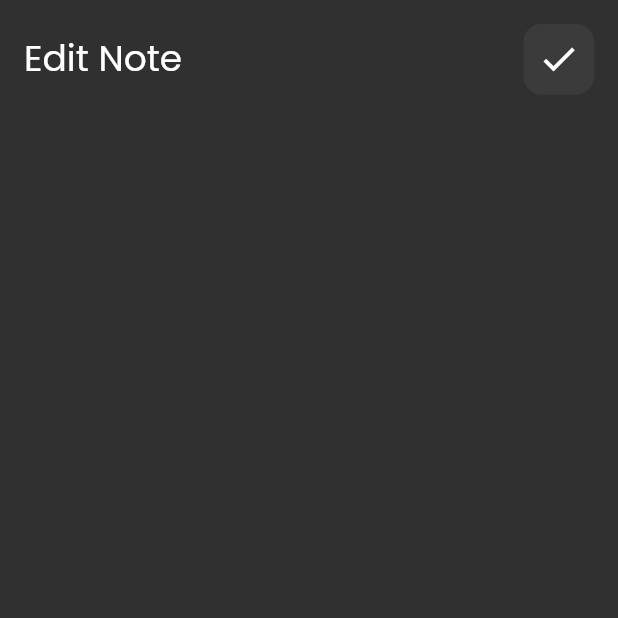
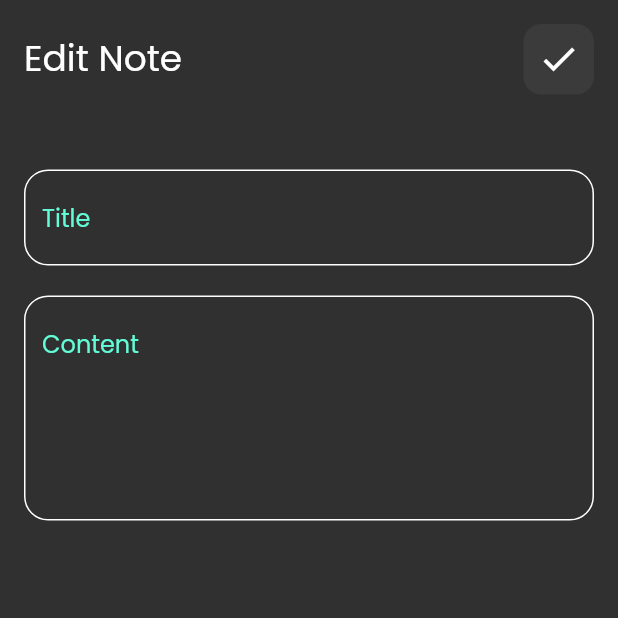
Before and after one commit to dev-KarimAhmed/notes_app, a Flutter app: the EditNoteView screen opened directly, on a phone screen of 412 x 824 dp, the top half of it. Run offline on Flutter 3.47's test engine with Material 2 defaults, Android fonts, the phone set to English and light mode, and no system bars.

Commit message:
EditNoteView Ui done

```diff
--- a/lib/widgets/edit_note_view_body.dart
+++ b/lib/widgets/edit_note_view_body.dart
@@ -1,6 +1,7 @@
 
 import 'package:flutter/material.dart';
 import 'package:notes_app/widgets/custom_app_bar.dart';
+import 'package:notes_app/widgets/custom_text_field.dart';
 
 class EditNoteViewBody extends StatelessWidget {
   const EditNoteViewBody({Key? key}) : super(key: key);
@@ -12,7 +13,11 @@ class EditNoteViewBody extends StatelessWidget {
           padding: const EdgeInsets.all(16.0),
           child: Column(
             children: [
-              CustomAppBar(text: 'Edit Note', icon: Icons.check)
+              CustomAppBar(text: 'Edit Note', icon: Icons.check),
+              SizedBox(height: 50,),
+              CustomTextField(hintText: 'Title'),
+              SizedBox(height: 20,),
+              CustomTextField(hintText: 'Content' ,maxLines: 5,),
             ],
           ),
         )
```
